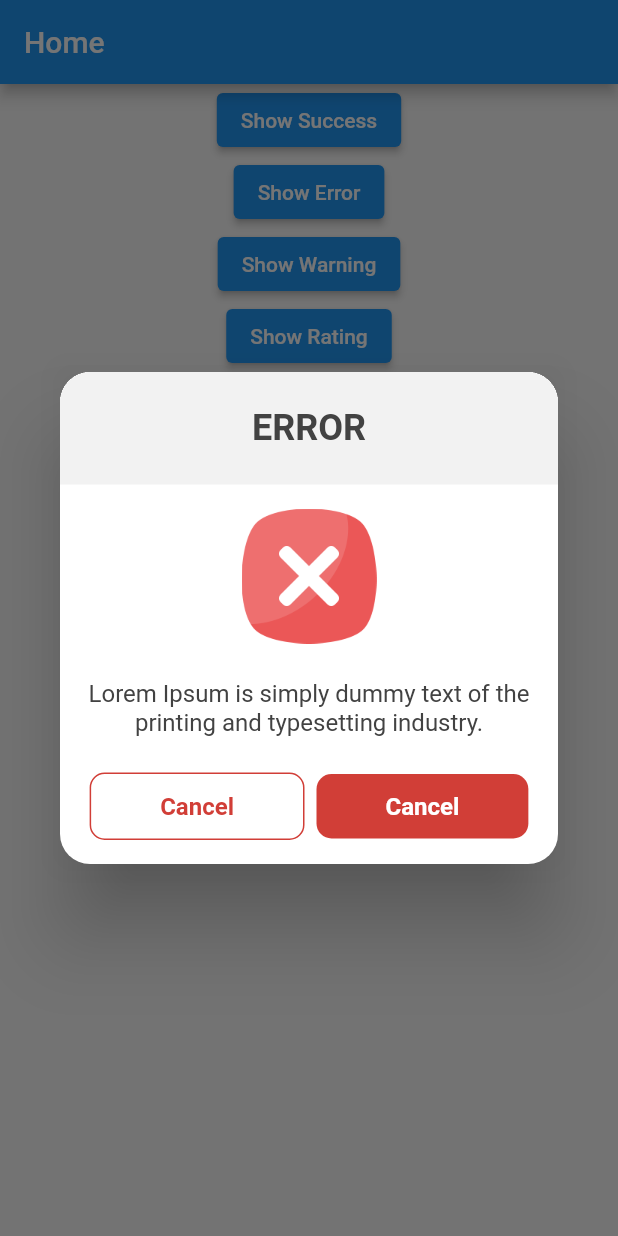
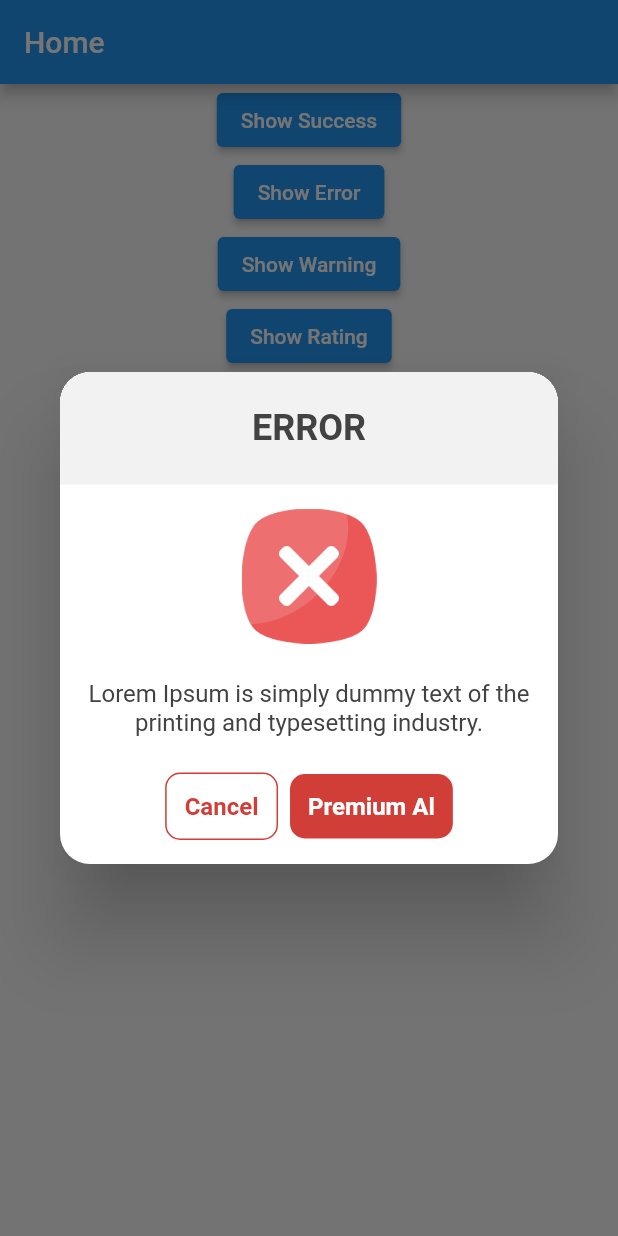
Before and after one commit to omeryilmazel/SwAlert, a Flutter app: the screen it shows after launch, after a tap on "Show Error", on a phone screen of 412 x 824 dp. Run offline on Flutter 3.47's test engine with Material 2 defaults, Android fonts, the phone set to English and light mode, and no system bars.

Commit message:
fixed bug on error

```diff
--- a/example/lib/main.dart
+++ b/example/lib/main.dart
@@ -32,7 +32,7 @@ class MyApp extends StatelessWidget {
                 SwAlert.error(context,
                     title: 'ERROR',
                     content: 'Lorem Ipsum is simply dummy text of the printing and typesetting industry. ',
-                    onConfirmText: 'Cancel');
+                    onConfirmText: 'Premium Al');
               },
               child: Text('Show Error')),
           ElevatedButton(
--- a/lib/src/widgets/error.dart
+++ b/lib/src/widgets/error.dart
@@ -88,7 +88,7 @@ class AlertError extends StatelessWidget {
             }
           },
           child: Container(
-            padding: EdgeInsets.symmetric(vertical: 12, horizontal: 46),
+            padding: EdgeInsets.symmetric(vertical: 12, horizontal: 12),
             decoration: BoxDecoration(
                 borderRadius: BorderRadius.circular(10),
                 border: Border.all(color: SwColors.errorColor)),
@@ -113,7 +113,7 @@ class AlertError extends StatelessWidget {
             }
           },
           child: Container(
-              padding: EdgeInsets.symmetric(vertical: 12, horizontal: 46),
+              padding: EdgeInsets.symmetric(vertical: 12, horizontal: 12),
               decoration: BoxDecoration(
                   borderRadius: BorderRadius.circular(10),
                   color: SwColors.errorColor),
```
